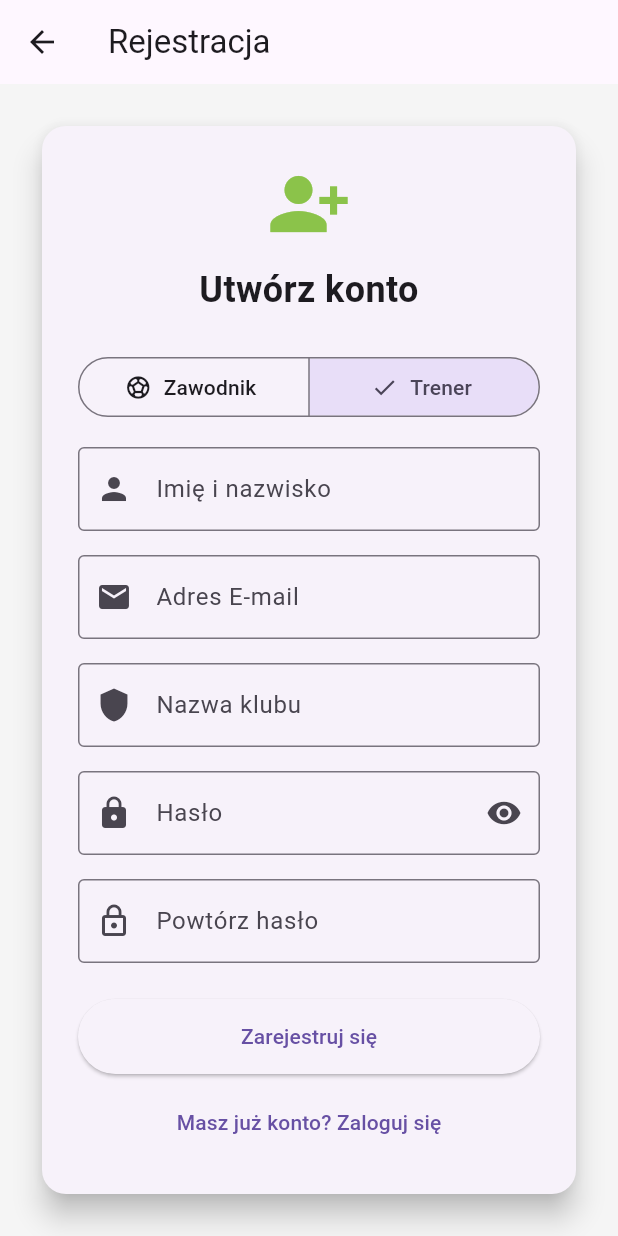
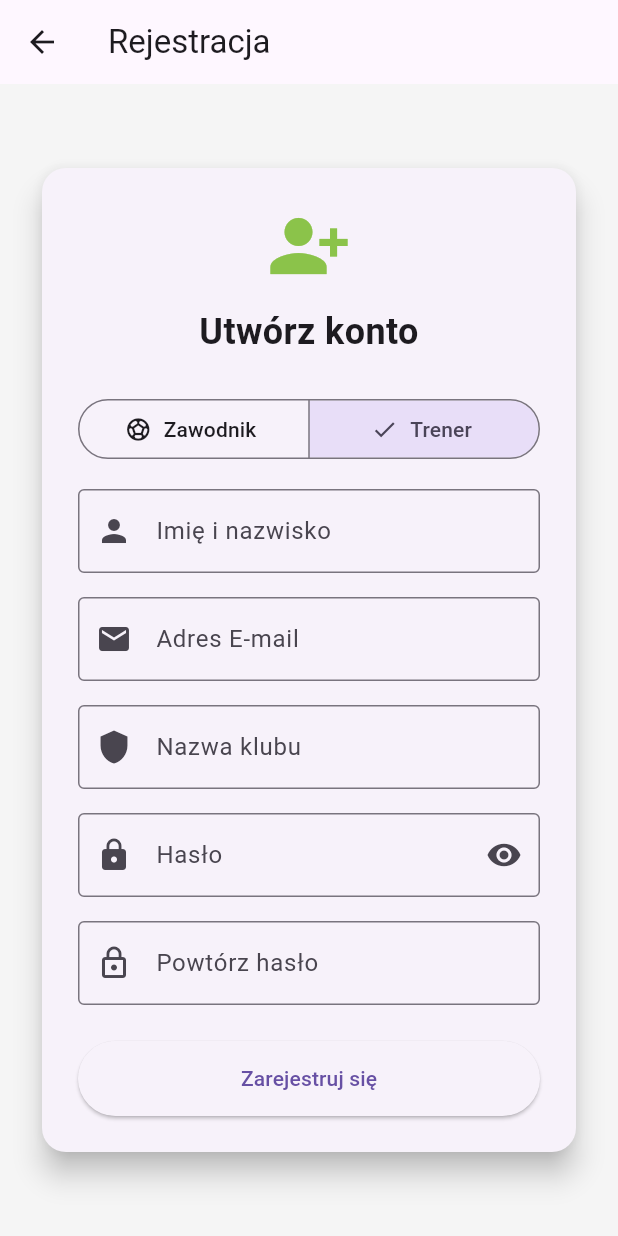
Before and after one commit to bb305087/Sick-of-football, a Flutter app: the RegistrationScreen screen opened directly, after a tap on "Trener", on a phone screen of 412 x 824 dp. Run offline on Flutter 3.47's test engine with Material 3 defaults, Android fonts, the phone set to English and light mode, and no system bars; our stand-ins replace flutter_secure_storage; accounts and stored records are empty.

Commit message:
Fix registration token field functionality

```diff
--- a/lib/data/repositories/auth_repository.dart
+++ b/lib/data/repositories/auth_repository.dart
@@ -56,10 +56,8 @@ class AuthRepository {
       'email': email,
       'password': password,
       'full_name': fullName,
+      'invite_token': normalizedInviteToken,
     };
-    if (normalizedInviteToken.isNotEmpty) {
-      body['invite_token'] = normalizedInviteToken;
-    }
     await _apiClient.post('/api/v1/auth/register-player', body: body);
   }
 
--- a/lib/presentation/screens/auth/registration_screen.dart
+++ b/lib/presentation/screens/auth/registration_screen.dart
@@ -94,7 +94,7 @@ class _RegistrationScreenState extends State<RegistrationScreen> {
 
   String? _validateInviteToken(String? value) {
     if (value == null || value.trim().isEmpty) {
-      return null;
+      return 'Wprowadź token zaproszenia';
     }
     if (value.trim().length < 20) {
       return 'Token zaproszenia musi mieć co najmniej 20 znaków';
@@ -211,7 +211,7 @@ class _RegistrationScreenState extends State<RegistrationScreen> {
                       TextFormField(
                         controller: _inviteTokenController,
                         decoration: const InputDecoration(
-                          labelText: 'Token zaproszenia (opcjonalnie)',
+                          labelText: 'Token zaproszenia',
                           prefixIcon: Icon(Icons.link),
                           border: OutlineInputBorder(),
                         ),
@@ -261,13 +261,6 @@ class _RegistrationScreenState extends State<RegistrationScreen> {
                             : const Text('Zarejestruj się'),
                       ),
                     ),
-                    const SizedBox(height: 8),
-                    TextButton(
-                      onPressed: _isLoading
-                          ? null
-                          : () => Navigator.of(context).pop(),
-                      child: const Text('Masz już konto? Zaloguj się'),
-                    ),
                   ],
                 ),
               ),
```
Also changed, not shown: 2 other files.
